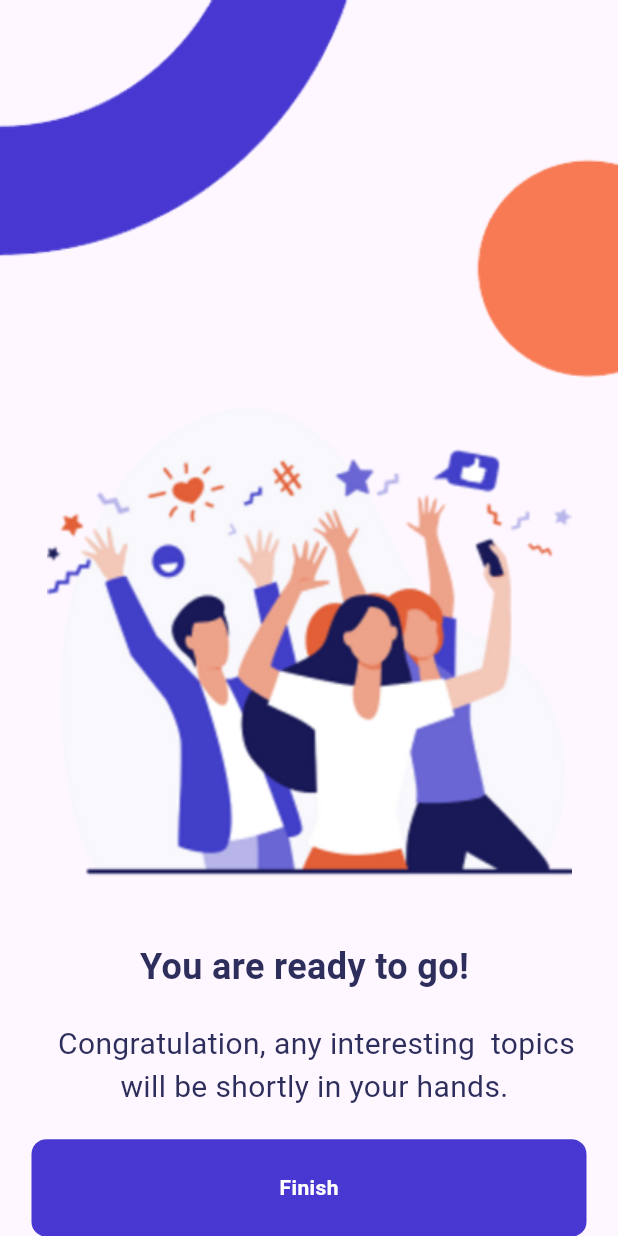
After one commit to esraamahmoud7/Audio_Book, a Flutter app: the doneRegister screen opened directly, on a phone screen of 412 x 824 dp. The commit adds this screen. Run offline on Flutter 3.47's test engine with Material 3 defaults, Android fonts, the phone set to English and light mode, and no system bars; our stand-ins replace cloud_firestore, firebase_auth, firebase_core, modal_progress_hud_nsn; accounts and stored records are empty.

Commit message:
finish all before home page

```diff
--- a/lib/Constants.dart
+++ b/lib/Constants.dart
@@ -3,3 +3,5 @@ import 'dart:ui';
 final Color KColor=Color(0xff4838D1);
 final Color KTextFieldColor=Color(0xFFdcdcdc);
 final Color KForgetColor=Color(0xffF77A55);
+final Color KTextColor=Color(0xff2E2E5D);
+final String KCollection="SelectedTopics";
--- a/lib/main.dart
+++ b/lib/main.dart
@@ -1,3 +1,4 @@
+import 'package:audio_book/views/OnBoarding1.dart';
 import 'package:audio_book/views/SplashScreen.dart';
 import 'package:flutter/material.dart';
 import 'package:firebase_core/firebase_core.dart';
@@ -18,7 +19,7 @@ class MyApp extends StatelessWidget {
   Widget build(BuildContext context) {
     return MaterialApp(
       debugShowCheckedModeBanner: false,
-      home:SplashScreen(),
+      home:SplashScreen(page: Boarding1(),),
     );
   }
 }
--- /dev/null
+++ b/lib/views/DoneRegister.dart
@@ -0,0 +1,33 @@
+import 'package:audio_book/Constants.dart';
+import 'package:audio_book/views/SplashScreen.dart';
+import 'package:audio_book/views/home.dart';
+import 'package:audio_book/widgets/CustomButton.dart';
+import 'package:flutter/material.dart';
+
+import '../widgets/CommonBackGround.dart';
+
+class  doneRegister extends StatelessWidget {
+  const doneRegister ({super.key});
+
+  @override
+  Widget build(BuildContext context) {
+    return Scaffold(
+      body: Column(
+        children: [
+          ImageBack(),
+          Image.asset("assets/success.png",),
+          SizedBox(height: 25),
+          Text("You are ready to go! ",style: TextStyle(color: KTextColor,fontWeight: FontWeight.bold,fontSize: 24),),
+          SizedBox(height: 20,),
+          Padding(
+            padding: const EdgeInsets.only(left: 15),
+            child: Text("Congratulation, any interesting  topics \n \t\t\t\t\t  will be shortly in your hands.",style: TextStyle(color: KTextColor,fontSize: 20),),
+          ),
+          SizedBox(height: 20,),
+          CustomButton(colour: KColor, title: "Finish", TextColor: Color(0xffffffff), onTap: (){Navigator.push(context, MaterialPageRoute(builder: (context) => const SplashScreen(page: Home(),)));}, width: 370, height: 65)
+
+        ],
+      ),
+    );
+  }
+}
--- a/lib/views/OnBoarding1.dart
+++ b/lib/views/OnBoarding1.dart
@@ -6,6 +6,8 @@ import 'OnBoarding2.dart';
 class Boarding1 extends StatelessWidget {
   const Boarding1({super.key});
 
+  final String id="Boarding1";
+
   @override
   Widget build(BuildContext context) {
     return Scaffold(
--- a/lib/views/Register.dart
+++ b/lib/views/Register.dart
@@ -1,4 +1,5 @@
 import 'package:audio_book/Constants.dart';
+import 'package:audio_book/models/UesrSelection.dart';
 import 'package:audio_book/views/logIn.dart';
 import 'package:audio_book/widgets/CustomButton.dart';
 import 'package:audio_book/widgets/TextField.dart';
@@ -66,10 +67,12 @@ class _RegisterState extends State<Register> {
                     isLoading = true;
                     setState(() {});
                     try {
+                        UserSelection user = UserSelection(ID: email!, selectedTopics: []);
                         await RegisterUser();
                         showSnakeBar(
                         context, 'The account created successfully.');
-                        Navigator.push(context, MaterialPageRoute(builder: (context) => Welcome()));
+                        Navigator.push(context, MaterialPageRoute(builder: (context) => Welcome(user : user)));
+                        print(email);
                         } on FirebaseAuthException catch (e) {
                         if (e.code == 'weak-password') {
                         showSnakeBar(context,
--- a/lib/views/logIn.dart
+++ b/lib/views/logIn.dart
@@ -7,7 +7,8 @@ import '../Constants.dart';
 import '../helper/showSnakeBar.dart';
 import '../widgets/TextField.dart';
 import 'Register.dart';
-import 'Welcome.dart';
+
+import 'home.dart';
 
 class LogIn extends StatefulWidget {
   const LogIn({super.key});
@@ -53,7 +54,7 @@ class _LogInState extends State<LogIn> {
                       await LoginUser();
                       showSnakeBar(
                           context, "we miss you :').");
-                      Navigator.push(context, MaterialPageRoute(builder: (context) => Welcome()));
+                      Navigator.push(context, MaterialPageRoute(builder: (context) => Home()));
                     } on FirebaseAuthException catch (e) {
                       if (e.code == 'user-not-found') {
                         showSnakeBar(context,
--- /dev/null
+++ b/lib/widgets/CommonBackGround.dart
@@ -0,0 +1,14 @@
+import 'package:flutter/material.dart';
+
+class ImageBack extends StatelessWidget {
+  const ImageBack({super.key});
+
+  @override
+  Widget build(BuildContext context) {
+    return Image.asset(
+      'assets/Background Pattern (1).png', // Your image path in assets folder
+      fit: BoxFit.contain,        // To make the image cover the entire screen
+      width: MediaQuery.of(context).size.width ,
+    );
+  }
+}
--- a/pubspec.yaml
+++ b/pubspec.yaml
@@ -38,6 +38,7 @@ dependencies:
   cupertino_icons: ^1.0.8
   firebase_auth: ^5.3.1
   modal_progress_hud_nsn: ^0.5.1
+  cloud_firestore: ^5.4.4
 
 dev_dependencies:
   flutter_test:
@@ -74,6 +75,7 @@ flutter:
      - assets/logos_facebook.png
      - assets/logos_google.png
      - assets/logos_twitter.png
+     - assets/success.png
 
   # An image asset can refer to one or more resolution-specific "variants", see
   # https://flutter.dev/to/resolution-aware-images
```
Also changed, not shown: lib/models/UesrSelection.dart (added, +13 -0 lines), lib/views/SplashScreen.dart (+6 -3 lines), lib/views/Welcome.dart (+32 -2 lines), lib/views/home.dart (added, +12 -0 lines), lib/views/personalize.dart (added, +49 -0 lines), lib/widgets/CustomBoarding.dart (+2 -5 lines), lib/widgets/CustomBoardingB3.dart (+2 -5 lines), lib/widgets/selectedTopics.dart (added, +115 -0 lines), assets/success.png (added), pubspec.lock, 3 other files.
